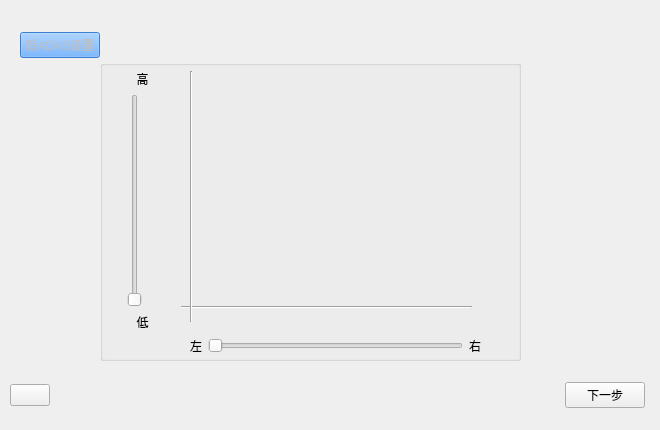
This is rear_adas_setting.ui in jjzhang166/DvrUI as Qt 5 draws it before an edit. The edited form follows.
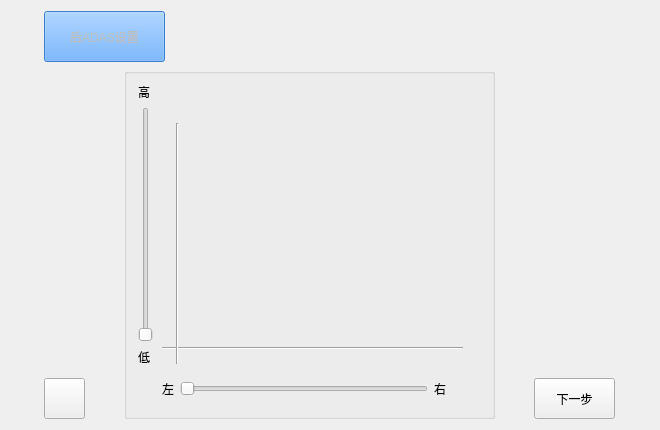
This is the edited form. Icons and pictures are not drawn.

Diff of the .ui file:
```diff
--- a/rear_adas_setting.ui
+++ b/rear_adas_setting.ui
@@ -16,59 +16,26 @@
   <property name="styleSheet">
    <string notr="true">font: 75 10pt &quot;微软雅黑&quot;;</string>
   </property>
-  <widget class="QWidget" name="layoutWidget">
-   <property name="geometry">
-    <rect>
-     <x>550</x>
-     <y>90</y>
-     <width>90</width>
-     <height>251</height>
-    </rect>
-   </property>
-   <layout class="QVBoxLayout" name="verticalLayout_2">
-    <item>
-     <spacer name="horizontalSpacer_7">
-      <property name="orientation">
-       <enum>Qt::Horizontal</enum>
-      </property>
-      <property name="sizeHint" stdset="0">
-       <size>
-        <width>88</width>
-        <height>20</height>
-       </size>
-      </property>
-     </spacer>
-    </item>
-    <item>
-     <spacer name="horizontalSpacer_6">
-      <property name="orientation">
-       <enum>Qt::Horizontal</enum>
-      </property>
-      <property name="sizeHint" stdset="0">
-       <size>
-        <width>78</width>
-        <height>20</height>
-       </size>
-      </property>
-     </spacer>
-    </item>
-   </layout>
-  </widget>
-  <widget class="QWidget" name="">
-   <property name="geometry">
-    <rect>
-     <x>20</x>
-     <y>30</y>
-     <width>635</width>
-     <height>30</height>
-    </rect>
-   </property>
-   <layout class="QHBoxLayout" name="horizontalLayout_2">
-    <item>
+  <layout class="QGridLayout" name="gridLayout_5">
+   <item row="0" column="0" colspan="3">
+    <layout class="QGridLayout" name="gridLayout_2">
+     <item row="0" column="0">
      <widget class="QPushButton" name="titleButton">
       <property name="enabled">
        <bool>false</bool>
       </property>
+       <property name="minimumSize">
+        <size>
+         <width>121</width>
+         <height>51</height>
+        </size>
+       </property>
+       <property name="maximumSize">
+        <size>
+         <width>121</width>
+         <height>51</height>
+        </size>
+       </property>
       <property name="styleSheet">
        <string notr="true">background-color:rgb(71, 154, 255)</string>
       </property>
@@ -77,121 +44,55 @@
       </property>
      </widget>
     </item>
-    <item>
+     <item row="0" column="1">
      <spacer name="horizontalSpacer_4">
       <property name="orientation">
        <enum>Qt::Horizontal</enum>
       </property>
       <property name="sizeHint" stdset="0">
        <size>
-        <width>538</width>
+         <width>498</width>
         <height>20</height>
        </size>
       </property>
      </spacer>
     </item>
    </layout>
-  </widget>
-  <widget class="QWidget" name="">
-   <property name="geometry">
-    <rect>
-     <x>10</x>
-     <y>80</y>
-     <width>90</width>
-     <height>251</height>
-    </rect>
-   </property>
-   <layout class="QVBoxLayout" name="verticalLayout">
-    <item>
-     <spacer name="horizontalSpacer_2">
-      <property name="orientation">
-       <enum>Qt::Horizontal</enum>
-      </property>
-      <property name="sizeHint" stdset="0">
-       <size>
-        <width>78</width>
-        <height>20</height>
-       </size>
-      </property>
-     </spacer>
-    </item>
-    <item>
-     <spacer name="horizontalSpacer_3">
+   </item>
+   <item row="1" column="0">
+    <spacer name="verticalSpacer">
       <property name="orientation">
-       <enum>Qt::Horizontal</enum>
+      <enum>Qt::Vertical</enum>
       </property>
       <property name="sizeHint" stdset="0">
        <size>
-        <width>88</width>
-        <height>20</height>
+       <width>20</width>
+       <height>303</height>
        </size>
       </property>
      </spacer>
     </item>
-   </layout>
-  </widget>
+   <item row="1" column="1" rowspan="2">
   <widget class="QGroupBox" name="groupBox">
-   <property name="geometry">
-    <rect>
-     <x>100</x>
-     <y>60</y>
-     <width>421</width>
-     <height>301</height>
-    </rect>
-   </property>
-   <property name="sizePolicy">
-    <sizepolicy hsizetype="Fixed" vsizetype="Fixed">
-     <horstretch>0</horstretch>
-     <verstretch>0</verstretch>
-    </sizepolicy>
+     <property name="minimumSize">
+      <size>
+       <width>371</width>
+       <height>351</height>
+      </size>
+     </property>
+     <property name="maximumSize">
+      <size>
+       <width>371</width>
+       <height>351</height>
+      </size>
    </property>
    <property name="title">
     <string/>
    </property>
-   <widget class="Line" name="HorizontalLine">
-    <property name="geometry">
-     <rect>
-      <x>81</x>
-      <y>237</y>
-      <width>291</width>
-      <height>20</height>
-     </rect>
-    </property>
-    <property name="styleSheet">
-     <string notr="true">color:
-rgb(255, 8, 12)</string>
-    </property>
-    <property name="orientation">
-     <enum>Qt::Horizontal</enum>
-    </property>
-   </widget>
-   <widget class="Line" name="VerticelLine">
-    <property name="geometry">
-     <rect>
-      <x>81</x>
-      <y>11</y>
-      <width>20</width>
-      <height>251</height>
-     </rect>
-    </property>
-    <property name="styleSheet">
-     <string notr="true">color:rgb(255, 2, 18)</string>
-    </property>
-    <property name="orientation">
-     <enum>Qt::Vertical</enum>
-    </property>
-   </widget>
-   <widget class="QWidget" name="">
-    <property name="geometry">
-     <rect>
-      <x>27</x>
-      <y>10</y>
-      <width>31</width>
-      <height>261</height>
-     </rect>
-    </property>
-    <layout class="QVBoxLayout" name="verticalLayout_3">
-     <item>
+     <layout class="QGridLayout" name="gridLayout_3" rowstretch="8,1" columnstretch="1,9,1">
+      <item row="0" column="0">
+       <layout class="QGridLayout" name="gridLayout_4">
+        <item row="0" column="0">
       <widget class="QLabel" name="highLabel">
        <property name="styleSheet">
         <string notr="true">font: 75 10pt &quot;微软雅黑&quot;;</string>
@@ -199,82 +100,144 @@
        <property name="text">
         <string>高</string>
        </property>
-       <property name="alignment">
-        <set>Qt::AlignCenter</set>
-       </property>
-      </widget>
-     </item>
-     <item>
+         </widget>
+        </item>
+        <item row="1" column="0">
       <widget class="QSlider" name="high_low_Slider">
        <property name="orientation">
         <enum>Qt::Vertical</enum>
        </property>
       </widget>
      </item>
-     <item>
+        <item row="2" column="0">
       <widget class="QLabel" name="lowLabel">
        <property name="text">
         <string>低</string>
        </property>
-       <property name="alignment">
-        <set>Qt::AlignCenter</set>
-       </property>
       </widget>
      </item>
     </layout>
-   </widget>
-   <widget class="QWidget" name="">
+      </item>
+      <item row="0" column="1" colspan="2">
+       <widget class="QWidget" name="widget" native="true">
+        <widget class="Line" name="HorizontalLine">
+         <property name="geometry">
+          <rect>
+           <x>0</x>
+           <y>260</y>
+           <width>301</width>
+           <height>10</height>
+          </rect>
+         </property>
+         <property name="styleSheet">
+          <string notr="true">color:
+rgb(255, 8, 12)</string>
+         </property>
+         <property name="orientation">
+          <enum>Qt::Horizontal</enum>
+         </property>
+        </widget>
+        <widget class="Line" name="VerticelLine">
     <property name="geometry">
      <rect>
-      <x>90</x>
-      <y>270</y>
-      <width>291</width>
-      <height>31</height>
-     </rect>
-    </property>
-    <layout class="QHBoxLayout" name="horizontalLayout_3">
-     <item>
+           <x>10</x>
+           <y>40</y>
+           <width>10</width>
+           <height>241</height>
+          </rect>
+         </property>
+         <property name="styleSheet">
+          <string notr="true">color:rgb(255, 2, 18)</string>
+         </property>
+         <property name="orientation">
+          <enum>Qt::Vertical</enum>
+         </property>
+        </widget>
+       </widget>
+      </item>
+      <item row="1" column="0">
+       <spacer name="verticalSpacer_3">
+        <property name="orientation">
+         <enum>Qt::Vertical</enum>
+        </property>
+        <property name="sizeHint" stdset="0">
+         <size>
+          <width>20</width>
+          <height>33</height>
+         </size>
+        </property>
+       </spacer>
+      </item>
+      <item row="1" column="1">
+       <layout class="QGridLayout" name="gridLayout">
+        <item row="0" column="0">
       <widget class="QLabel" name="leftLabel">
        <property name="text">
         <string>左</string>
        </property>
-       <property name="alignment">
-        <set>Qt::AlignCenter</set>
-       </property>
-      </widget>
-     </item>
-     <item>
+         </widget>
+        </item>
+        <item row="0" column="1">
       <widget class="QSlider" name="left_right_Slider">
        <property name="orientation">
         <enum>Qt::Horizontal</enum>
        </property>
       </widget>
      </item>
-     <item>
+        <item row="0" column="2">
       <widget class="QLabel" name="rightLabel">
        <property name="text">
         <string>右</string>
        </property>
-       <property name="alignment">
-        <set>Qt::AlignCenter</set>
-       </property>
       </widget>
      </item>
     </layout>
-   </widget>
-  </widget>
-  <widget class="QWidget" name="">
-   <property name="geometry">
-    <rect>
-     <x>10</x>
-     <y>380</y>
-     <width>635</width>
-     <height>30</height>
-    </rect>
-   </property>
-   <layout class="QHBoxLayout" name="horizontalLayout">
-    <item>
+      </item>
+      <item row="1" column="2">
+       <spacer name="horizontalSpacer">
+        <property name="orientation">
+         <enum>Qt::Horizontal</enum>
+        </property>
+        <property name="sizeHint" stdset="0">
+         <size>
+          <width>28</width>
+          <height>20</height>
+         </size>
+        </property>
+       </spacer>
+      </item>
+     </layout>
+     <zorder>widget</zorder>
+     <zorder>horizontalSpacer</zorder>
+    </widget>
+   </item>
+   <item row="1" column="2">
+    <spacer name="verticalSpacer_2">
+     <property name="orientation">
+      <enum>Qt::Vertical</enum>
+     </property>
+     <property name="sizeHint" stdset="0">
+      <size>
+       <width>20</width>
+       <height>303</height>
+      </size>
+     </property>
+    </spacer>
+   </item>
+   <item row="2" column="0">
      <widget class="QPushButton" name="returnButton">
+     <property name="minimumSize">
+      <size>
+       <width>41</width>
+       <height>41</height>
+      </size>
+     </property>
+     <property name="maximumSize">
+      <size>
+       <width>41</width>
+       <height>41</height>
+      </size>
+     </property>
       <property name="styleSheet">
        <string notr="true">background-image:url(:/image/image/return.png)</string>
       </property>
@@ -283,21 +246,20 @@
       </property>
      </widget>
     </item>
-    <item>
-     <spacer name="horizontalSpacer">
-      <property name="orientation">
-       <enum>Qt::Horizontal</enum>
-      </property>
-      <property name="sizeHint" stdset="0">
-       <size>
-        <width>488</width>
-        <height>20</height>
-       </size>
-      </property>
-     </spacer>
-    </item>
-    <item>
+   <item row="2" column="2">
      <widget class="QPushButton" name="nextButton">
+     <property name="minimumSize">
+      <size>
+       <width>81</width>
+       <height>41</height>
+      </size>
+     </property>
+     <property name="maximumSize">
+      <size>
+       <width>81</width>
+       <height>41</height>
+      </size>
+     </property>
       <property name="styleSheet">
        <string notr="true">font: 75 10pt &quot;微软雅黑&quot;;</string>
       </property>
@@ -307,15 +269,6 @@
      </widget>
     </item>
    </layout>
-  </widget>
-  <zorder>splitter_6</zorder>
-  <zorder>horizontalSpacer</zorder>
-  <zorder>horizontalSpacer_4</zorder>
-  <zorder>horizontalSpacer</zorder>
-  <zorder>horizontalSpacer_2</zorder>
-  <zorder>horizontalSpacer_3</zorder>
-  <zorder>layoutWidget</zorder>
-  <zorder>horizontalSpacer_6</zorder>
  </widget>
  <resources/>
  <connections/>
```
Lines whose indentation alone changed are shown as unchanged.
